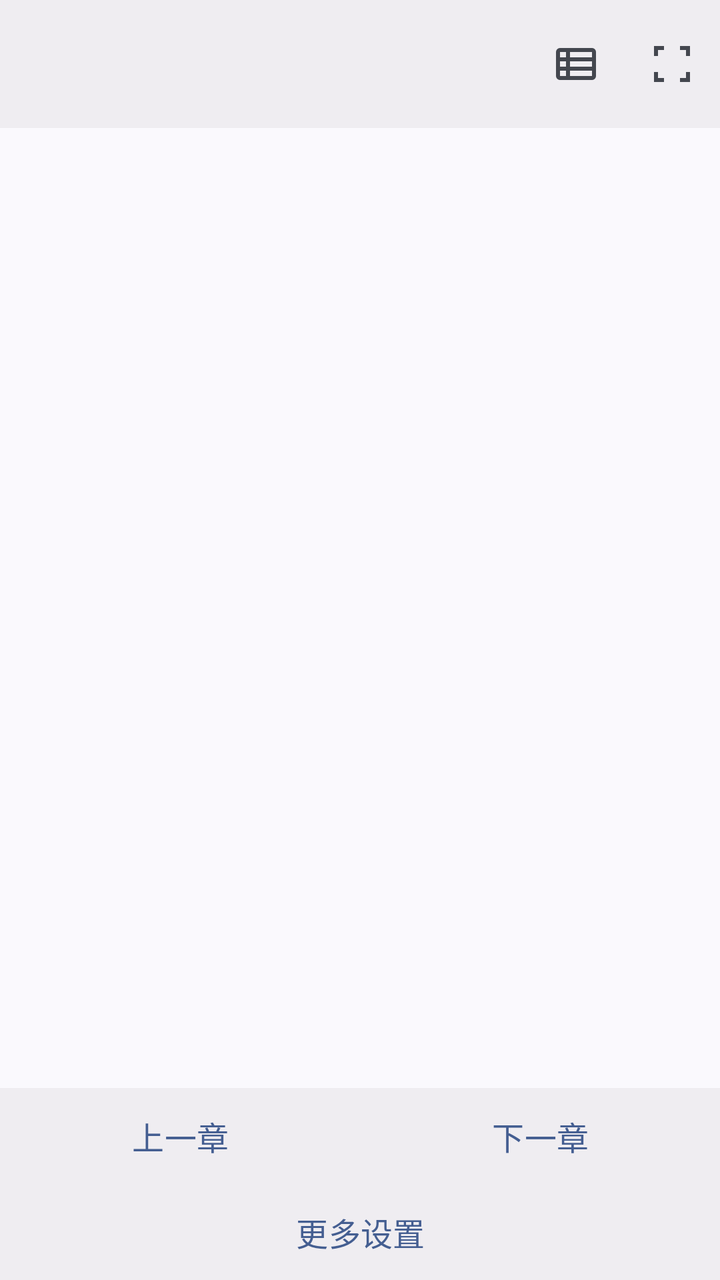
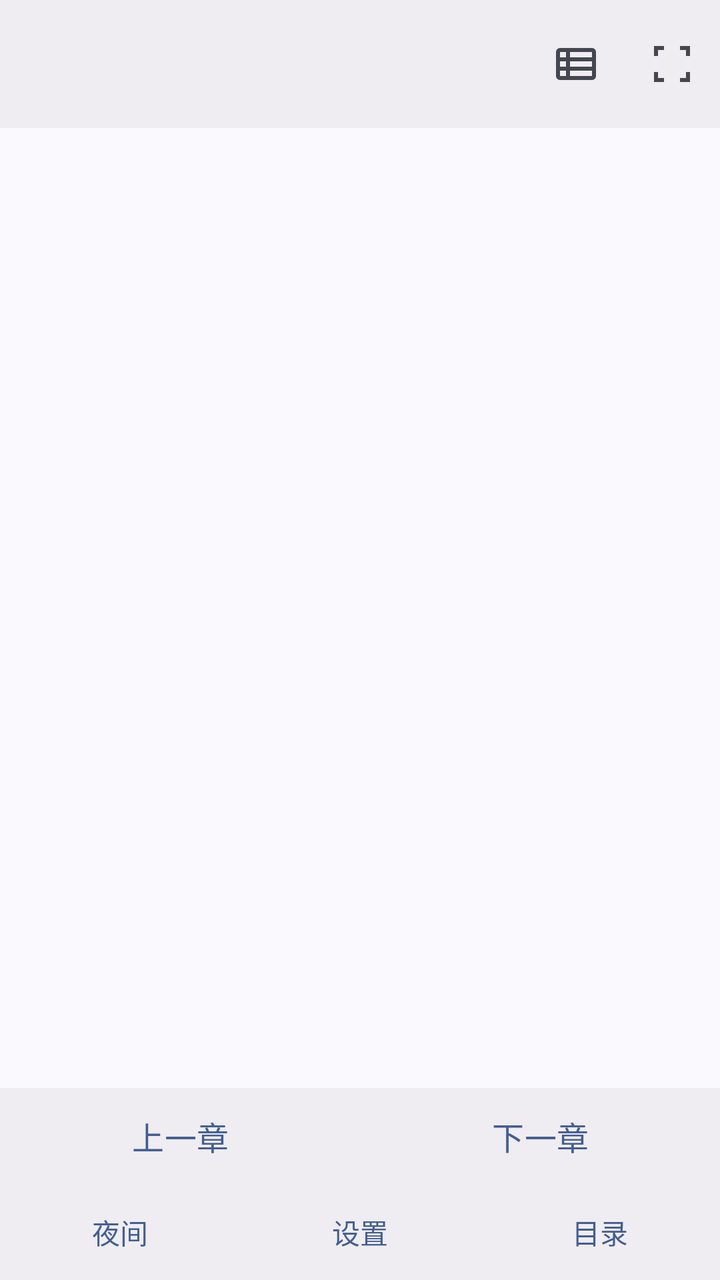

Two renders of the same Android screen: before a commit and after it. Below are the layout's source before the change and the commit's diff.
<!-- AndroidManifest.xml: application theme Theme.HikariNovel -->
<!-- res/layout/activity_vertical_read.xml -->
<?xml version="1.0" encoding="utf-8"?>
<androidx.coordinatorlayout.widget.CoordinatorLayout xmlns:android="http://schemas.android.com/apk/res/android"
    xmlns:app="http://schemas.android.com/apk/res-auto"
    xmlns:tools="http://schemas.android.com/tools"
    android:layout_width="match_parent"
    android:layout_height="match_parent">

    <com.google.android.material.appbar.MaterialToolbar
        android:id="@+id/tb_a_v_read"
        style="@style/Widget.MaterialComponents.AppBarLayout.Surface"
        android:layout_width="match_parent"
        android:layout_height="wrap_content"
        android:background="?colorSurfaceContainer"
        app:elevation="4dp"
        tools:title="title"
        app:menu="@menu/menu_act_v_h_read"/>

    <LinearLayout
        android:orientation="vertical"
        android:layout_width="match_parent"
        android:layout_height="match_parent">

        <androidx.fragment.app.FragmentContainerView
            android:id="@+id/fcv_a_v_read"
            android:layout_width="match_parent"
            android:layout_height="0dp"
            android:layout_weight="1" />

        <LinearLayout
            android:id="@+id/ll_a_v_read_bottom_bar_2"
            android:layout_width="match_parent"
            android:layout_height="wrap_content"
            android:gravity="center_horizontal">

            <TextView
                android:id="@+id/tv_a_v_read_progress"
                android:layout_width="wrap_content"
                android:layout_height="wrap_content"
                android:text="@string/read_progress"
                android:textStyle="bold" />

        </LinearLayout>

    </LinearLayout>

    <LinearLayout
        android:id="@+id/ll_a_v_read_bottom_bar"
        android:layout_width="match_parent"
        android:layout_height="wrap_content"
        android:layout_gravity="bottom"
        android:background="?colorSurfaceContainer"
        android:gravity="center">

        <androidx.constraintlayout.widget.ConstraintLayout
            android:layout_width="match_parent"
            android:layout_height="wrap_content"
            android:orientation="vertical">

            <LinearLayout
                android:id="@+id/ll_a_v_read_bottom_1"
                android:layout_width="match_parent"
                android:layout_height="wrap_content"
                android:gravity="center"
                android:orientation="horizontal"
                app:layout_constraintBottom_toTopOf="@id/ll_a_v_read_bottom_2">

                <Button
                    android:id="@+id/b_a_v_read_previous_chapter"
                    style="@style/Widget.Material3.Button.TextButton"
                    android:layout_width="0dp"
                    android:layout_height="match_parent"
                    android:layout_weight="1"
                    android:gravity="center"
                    android:text="@string/previous_chapter"
                    android:textSize="16sp" />

                <Button
                    android:id="@+id/b_a_v_read_next_chapter"
                    style="@style/Widget.Material3.Button.TextButton"
                    android:layout_width="0dp"
                    android:layout_height="match_parent"
                    android:layout_weight="1"
                    android:gravity="center"
                    android:text="@string/next_chapter"
                    android:textSize="16sp" />

            </LinearLayout>

            <LinearLayout
                android:id="@+id/ll_a_v_read_bottom_2"
                android:layout_width="match_parent"
                android:layout_height="wrap_content"
                android:gravity="center"
                android:orientation="horizontal"
                app:layout_constraintTop_toBottomOf="@id/ll_a_v_read_bottom_1">

                <com.google.android.material.button.MaterialButton
                    android:id="@+id/b_a_v_read_config"
                    style="@style/Widget.Material3.Button.TextButton"
                    android:layout_width="wrap_content"
                    android:layout_height="wrap_content"
                    android:text="@string/more_setting"
                    android:textSize="16sp" />

            </LinearLayout>

        </androidx.constraintlayout.widget.ConstraintLayout>

    </LinearLayout>

</androidx.coordinatorlayout.widget.CoordinatorLayout>
<!-- resources referenced by this layout -->
<resources>
  <string name="more_setting">更多设置</string>
  <string name="next_chapter">下一章</string>
  <string name="previous_chapter">上一章</string>
  <string name="read_progress">阅读进度</string>
  <style name="Theme.HikariNovel" parent="Base.Theme.HikariNovel">
          <item name="android:navigationBarColor">@android:color/transparent</item>
          <item name="android:statusBarColor">@android:color/transparent</item>
          <item name="android:windowLightStatusBar">?attr/isLightTheme</item>
      </style>
  <style name="Base.Theme.HikariNovel" parent="Theme.Material3.DynamicColors.DayNight.NoActionBar">
          
  
      </style>
</resources>

<!-- the commit's change to res/layout/activity_vertical_read.xml (unified diff, before → after) -->
@@ -95,11 +95,30 @@
                 app:layout_constraintTop_toBottomOf="@id/ll_a_v_read_bottom_1">
 
                 <com.google.android.material.button.MaterialButton
+                    android:id="@+id/b_a_v_read_night"
+                    style="@style/Widget.Material3.Button.TextButton"
+                    android:layout_width="0dp" android:layout_height="wrap_content" android:layout_weight="1"
+                    android:text="@string/night_mode" />
+
+                <com.google.android.material.button.MaterialButton
+                    android:id="@+id/b_a_v_read_settings"
+                    style="@style/Widget.Material3.Button.TextButton"
+                    android:layout_width="0dp" android:layout_height="wrap_content" android:layout_weight="1"
+                    android:text="@string/setting" />
+
+                <com.google.android.material.button.MaterialButton
+                    android:id="@+id/b_a_v_read_catalog"
+                    style="@style/Widget.Material3.Button.TextButton"
+                    android:layout_width="0dp" android:layout_height="wrap_content" android:layout_weight="1"
+                    android:text="@string/chapter_catalog" />
+
+                <com.google.android.material.button.MaterialButton
                     android:id="@+id/b_a_v_read_config"
                     style="@style/Widget.Material3.Button.TextButton"
                     android:layout_width="wrap_content"
                     android:layout_height="wrap_content"
                     android:text="@string/more_setting"
+                    android:visibility="gone"
                     android:textSize="16sp" />
 
             </LinearLayout>
<!-- resource entries referenced after the edit -->
@@ -1,9 +1,12 @@
 <!-- resources referenced by this layout -->
 <resources>
+  <string name="chapter_catalog">目录</string>
   <string name="more_setting">更多设置</string>
   <string name="next_chapter">下一章</string>
+  <string name="night_mode">夜间</string>
   <string name="previous_chapter">上一章</string>
   <string name="read_progress">阅读进度</string>
+  <string name="setting">设置</string>
   <style name="Theme.HikariNovel" parent="Base.Theme.HikariNovel">
           <item name="android:navigationBarColor">@android:color/transparent</item>
           <item name="android:statusBarColor">@android:color/transparent</item>
